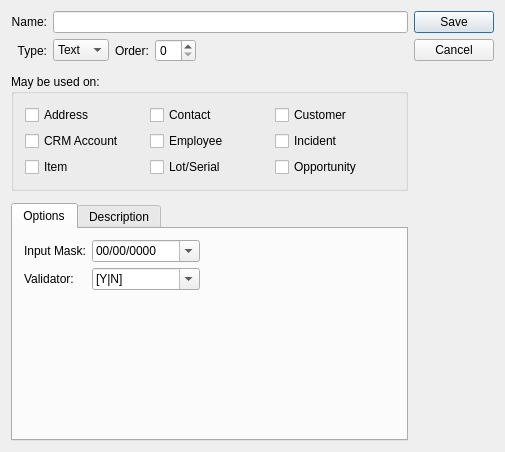
knowhow/xtuple, file guiclient/characteristic.ui: the form before one commit.
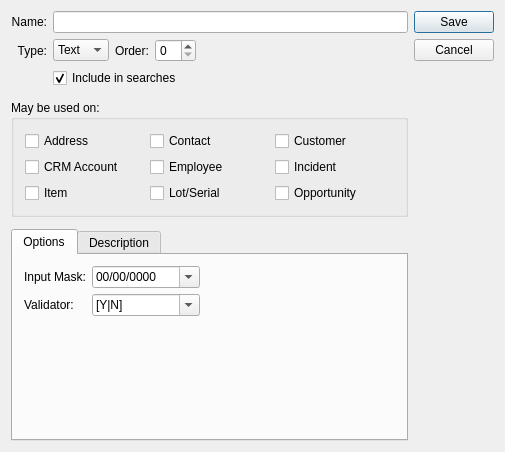
The form after the commit. Custom widgets are drawn as their Qt base class.

```diff
--- a/guiclient/characteristic.ui
+++ b/guiclient/characteristic.ui
@@ -98,6 +98,16 @@
        </item>
       </layout>
      </item>
+     <item row="2" column="1">
+      <widget class="QCheckBox" name="_search">
+       <property name="text">
+        <string>Include in searches</string>
+       </property>
+       <property name="checked">
+        <bool>true</bool>
+       </property>
+      </widget>
+     </item>
     </layout>
    </item>
    <item row="0" column="1">
@@ -409,6 +419,11 @@
    <header>xlineedit.h</header>
    <container>1</container>
   </customwidget>
+  <customwidget>
+   <class>XTextEdit</class>
+   <extends>QTextEdit</extends>
+   <header>xtextedit.h</header>
+  </customwidget>
  </customwidgets>
  <tabstops>
   <tabstop>_name</tabstop>
```
Left out of the diff: 2 changed lines with no effect on the pictures.
